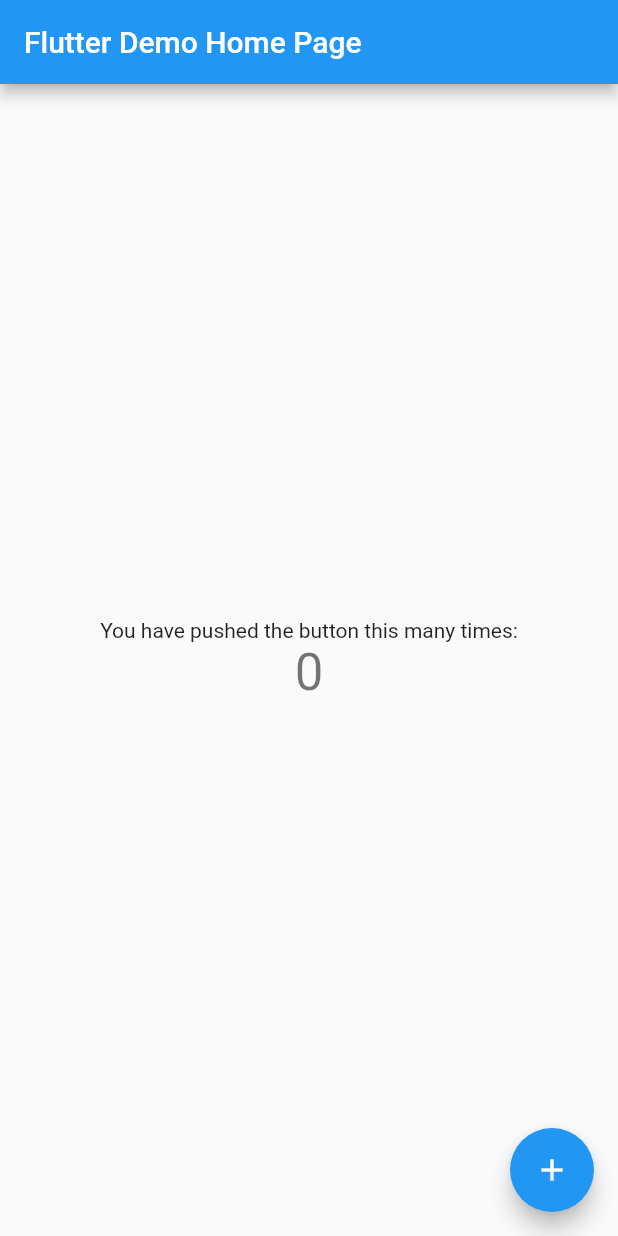
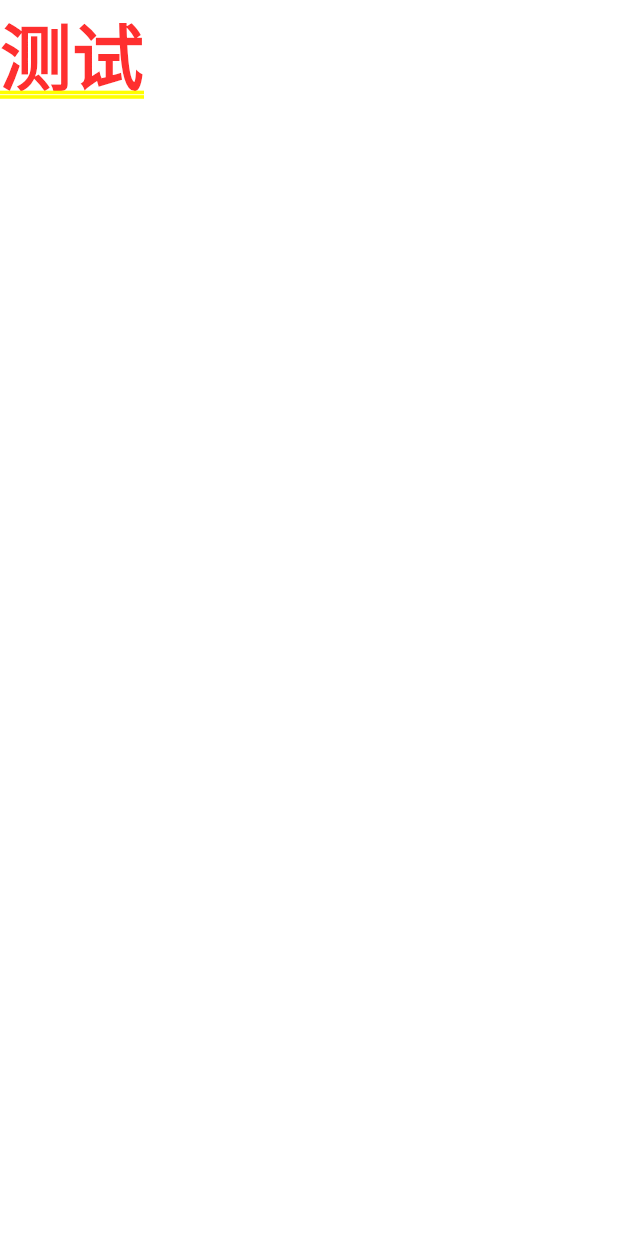
Before and after one commit to mochixuan/Mung-Flutter, a Flutter app: the screen it shows after launch, on a phone screen of 412 x 824 dp. Run offline on Flutter 3.47's test engine with Material 2 defaults, Android fonts, the phone set to English and light mode, and no system bars.

Commit message:
config splash

```diff
--- a/lib/main.dart
+++ b/lib/main.dart
@@ -1,111 +1,4 @@
 import 'package:flutter/material.dart';
+import 'package:mung_flutter/pages/splash_page.dart';
 
-void main() => runApp(MyApp());
-
-class MyApp extends StatelessWidget {
-  // This widget is the root of your application.
-  @override
-  Widget build(BuildContext context) {
-    return MaterialApp(
-      title: 'Flutter Demo',
-      theme: ThemeData(
-        // This is the theme of your application.
-        //
-        // Try running your application with "flutter run". You'll see the
-        // application has a blue toolbar. Then, without quitting the app, try
-        // changing the primarySwatch below to Colors.green and then invoke
-        // "hot reload" (press "r" in the console where you ran "flutter run",
-        // or simply save your changes to "hot reload" in a Flutter IDE).
-        // Notice that the counter didn't reset back to zero; the application
-        // is not restarted.
-        primarySwatch: Colors.blue,
-      ),
-      home: MyHomePage(title: 'Flutter Demo Home Page'),
-    );
-  }
-}
-
-class MyHomePage extends StatefulWidget {
-  MyHomePage({Key key, this.title}) : super(key: key);
-
-  // This widget is the home page of your application. It is stateful, meaning
-  // that it has a State object (defined below) that contains fields that affect
-  // how it looks.
-
-  // This class is the configuration for the state. It holds the values (in this
-  // case the title) provided by the parent (in this case the App widget) and
-  // used by the build method of the State. Fields in a Widget subclass are
-  // always marked "final".
-
-  final String title;
-
-  @override
-  _MyHomePageState createState() => _MyHomePageState();
-}
-
-class _MyHomePageState extends State<MyHomePage> {
-  int _counter = 0;
-
-  void _incrementCounter() {
-    setState(() {
-      // This call to setState tells the Flutter framework that something has
-      // changed in this State, which causes it to rerun the build method below
-      // so that the display can reflect the updated values. If we changed
-      // _counter without calling setState(), then the build method would not be
-      // called again, and so nothing would appear to happen.
-      _counter++;
-    });
-  }
-
-  @override
-  Widget build(BuildContext context) {
-    // This method is rerun every time setState is called, for instance as done
-    // by the _incrementCounter method above.
-    //
-    // The Flutter framework has been optimized to make rerunning build methods
-    // fast, so that you can just rebuild anything that needs updating rather
-    // than having to individually change instances of widgets.
-    return Scaffold(
-      appBar: AppBar(
-        // Here we take the value from the MyHomePage object that was created by
-        // the App.build method, and use it to set our appbar title.
-        title: Text(widget.title),
-      ),
-      body: Center(
-        // Center is a layout widget. It takes a single child and positions it
-        // in the middle of the parent.
-        child: Column(
-          // Column is also layout widget. It takes a list of children and
-          // arranges them vertically. By default, it sizes itself to fit its
-          // children horizontally, and tries to be as tall as its parent.
-          //
-          // Invoke "debug painting" (press "p" in the console, choose the
-          // "Toggle Debug Paint" action from the Flutter Inspector in Android
-          // Studio, or the "Toggle Debug Paint" command in Visual Studio Code)
-          // to see the wireframe for each widget.
-          //
-          // Column has various properties to control how it sizes itself and
-          // how it positions its children. Here we use mainAxisAlignment to
-          // center the children vertically; the main axis here is the vertical
-          // axis because Columns are vertical (the cross axis would be
-          // horizontal).
-          mainAxisAlignment: MainAxisAlignment.center,
-          children: <Widget>[
-            Text(
-              'You have pushed the button this many times:',
-            ),
-            Text(
-              '$_counter',
-              style: Theme.of(context).textTheme.display1,
-            ),
-          ],
-        ),
-      ),
-      floatingActionButton: FloatingActionButton(
-        onPressed: _incrementCounter,
-        tooltip: 'Increment',
-        child: Icon(Icons.add),
-      ), // This trailing comma makes auto-formatting nicer for build methods.
-    );
-  }
-}
+void main() => runApp(SplashPage());
--- /dev/null
+++ b/lib/pages/splash_page.dart
@@ -0,0 +1,12 @@
+import 'package:flutter/material.dart';
+
+class SplashPage extends StatelessWidget {
+  @override
+  Widget build(BuildContext context) {
+
+    return MaterialApp(
+      debugShowCheckedModeBanner: false,
+      home: new Text("测试"),
+    );
+  }
+}
```
Also changed, not shown: 47 other files.
